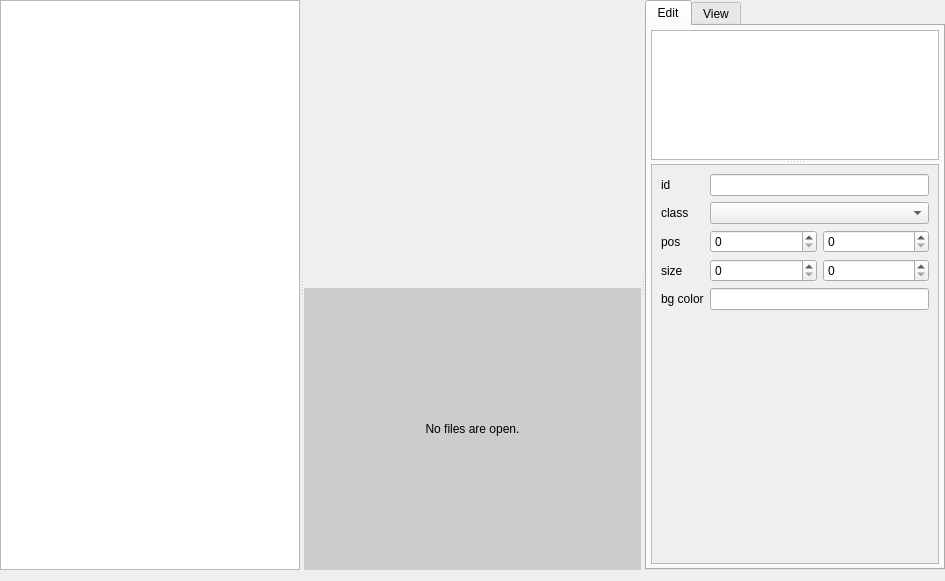
Qt form n_layout_widget.ui (h13i32maru/navyjs-legacy2) before a commit.
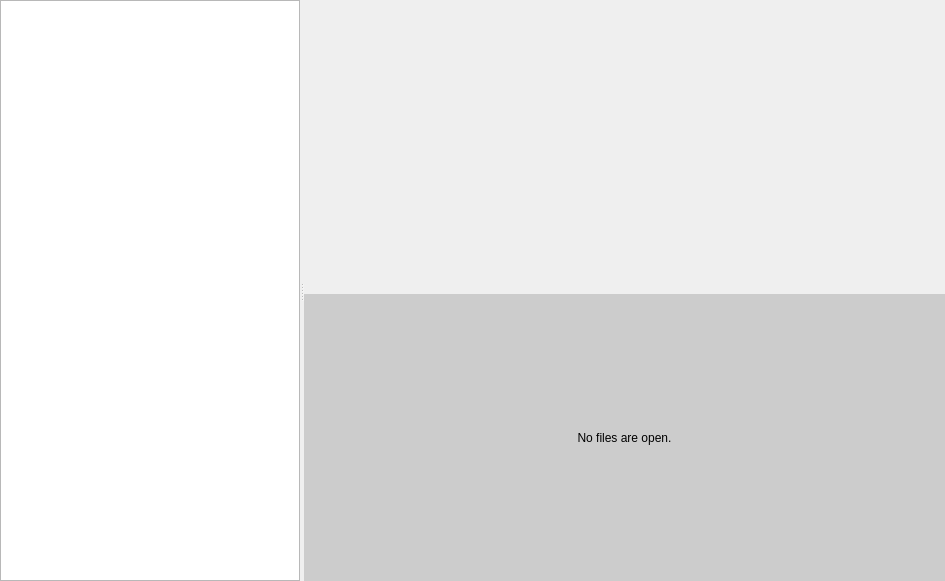
The same form after that commit. Custom widgets are drawn as their Qt base class.

```diff
--- a/n_layout_widget.ui
+++ b/n_layout_widget.ui
@@ -13,7 +13,7 @@
   <property name="windowTitle">
    <string>Form</string>
   </property>
-  <layout class="QHBoxLayout" name="horizontalLayout_2">
+  <layout class="QHBoxLayout" name="horizontalLayout">
    <property name="leftMargin">
     <number>0</number>
    </property>
@@ -23,6 +23,9 @@
    <property name="rightMargin">
     <number>0</number>
    </property>
+   <property name="bottomMargin">
+    <number>0</number>
+   </property>
    <item>
     <widget class="QSplitter" name="splitter_2">
      <property name="orientation">
@@ -92,166 +95,6 @@
        </item>
       </layout>
      </widget>
-     <widget class="QTabWidget" name="tabWidget">
-      <property name="maximumSize">
-       <size>
-        <width>300</width>
-        <height>16777215</height>
-       </size>
-      </property>
-      <property name="currentIndex">
-       <number>0</number>
-      </property>
-      <widget class="QWidget" name="tab_3">
-       <attribute name="title">
-        <string>Edit</string>
-       </attribute>
-       <layout class="QVBoxLayout" name="verticalLayout">
-        <property name="leftMargin">
-         <number>4</number>
-        </property>
-        <property name="topMargin">
-         <number>4</number>
-        </property>
-        <property name="rightMargin">
-         <number>4</number>
-        </property>
-        <property name="bottomMargin">
-         <number>4</number>
-        </property>
-        <item>
-         <widget class="QSplitter" name="splitter">
-          <property name="orientation">
-           <enum>Qt::Vertical</enum>
-          </property>
-          <widget class="QListView" name="listView"/>
-          <widget class="QScrollArea" name="scrollArea">
-           <property name="minimumSize">
-            <size>
-             <width>0</width>
-             <height>400</height>
-            </size>
-           </property>
-           <property name="widgetResizable">
-            <bool>true</bool>
-           </property>
-           <widget class="QWidget" name="scrollAreaWidgetContents">
-            <property name="geometry">
-             <rect>
-              <x>0</x>
-              <y>0</y>
-              <width>284</width>
-              <height>398</height>
-             </rect>
-            </property>
-            <layout class="QGridLayout" name="gridLayout_2">
-             <item row="0" column="0">
-              <widget class="QLabel" name="label_3">
-               <property name="text">
-                <string>id</string>
-               </property>
-              </widget>
-             </item>
-             <item row="0" column="1">
-              <widget class="QLineEdit" name="lineEdit_2"/>
-             </item>
-             <item row="1" column="0">
-              <widget class="QLabel" name="label_4">
-               <property name="text">
-                <string>class</string>
-               </property>
-              </widget>
-             </item>
-             <item row="1" column="1">
-              <widget class="QComboBox" name="comboBox"/>
-             </item>
-             <item row="2" column="0">
-              <widget class="QLabel" name="label_5">
-               <property name="text">
-                <string>pos</string>
-               </property>
-              </widget>
-             </item>
-             <item row="2" column="1">
-              <layout class="QHBoxLayout" name="horizontalLayout_14">
-               <item>
-                <widget class="QSpinBox" name="spinBox_3"/>
-               </item>
-               <item>
-                <widget class="QSpinBox" name="spinBox_4"/>
-               </item>
-              </layout>
-             </item>
-             <item row="3" column="0">
-              <widget class="QLabel" name="label_6">
-               <property name="text">
-                <string>size</string>
-               </property>
-              </widget>
-             </item>
-             <item row="3" column="1">
-              <layout class="QHBoxLayout" name="horizontalLayout_15">
-               <item>
-                <widget class="QSpinBox" name="spinBox_5"/>
-               </item>
-               <item>
-                <widget class="QSpinBox" name="spinBox_6"/>
-               </item>
-              </layout>
-             </item>
-             <item row="4" column="0">
-              <widget class="QLabel" name="label_7">
-               <property name="text">
-                <string>bg color</string>
-               </property>
-              </widget>
-             </item>
-             <item row="4" column="1">
-              <widget class="QLineEdit" name="lineEdit_3"/>
-             </item>
-             <item row="5" column="1">
-              <spacer name="verticalSpacer_2">
-               <property name="orientation">
-                <enum>Qt::Vertical</enum>
-               </property>
-               <property name="sizeHint" stdset="0">
-                <size>
-                 <width>20</width>
-                 <height>40</height>
-                </size>
-               </property>
-              </spacer>
-             </item>
-            </layout>
-           </widget>
-          </widget>
-         </widget>
-        </item>
-       </layout>
-      </widget>
-      <widget class="QWidget" name="tab_4">
-       <attribute name="title">
-        <string>View</string>
-       </attribute>
-       <layout class="QHBoxLayout" name="horizontalLayout">
-        <property name="leftMargin">
-         <number>4</number>
-        </property>
-        <property name="topMargin">
-         <number>4</number>
-        </property>
-        <property name="rightMargin">
-         <number>4</number>
-        </property>
-        <property name="bottomMargin">
-         <number>4</number>
-        </property>
-        <item>
-         <widget class="QListView" name="listView_2"/>
-        </item>
-       </layout>
-      </widget>
-     </widget>
     </widget>
    </item>
   </layout>
```
